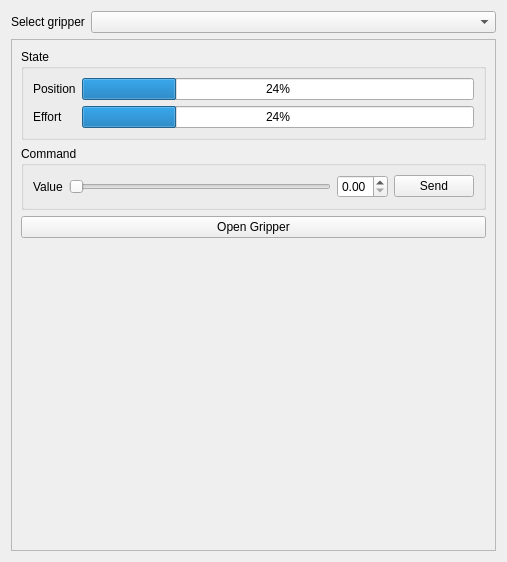
First picture: the form in src/gripper/gripper.ui, repository ADVRHumanoids/robot_monitoring, before the edit.
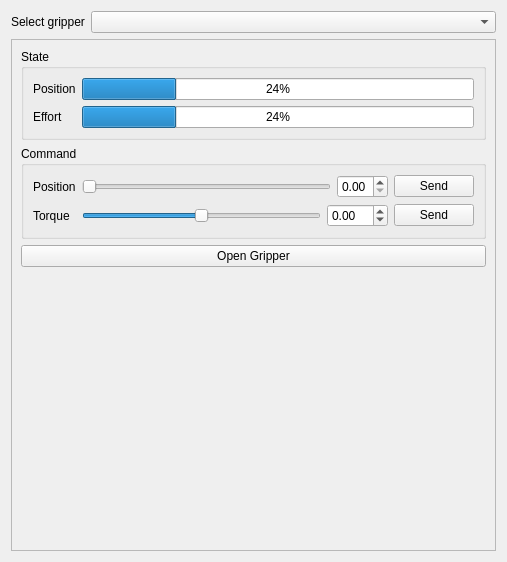
Second picture: the form after the edit.

Commit message: gripper supports torque api

Patch:
```diff
--- a/src/gripper/gripper.ui
+++ b/src/gripper/gripper.ui
@@ -79,14 +79,9 @@
         <property name="title">
          <string>Command</string>
         </property>
-        <layout class="QHBoxLayout" name="horizontalLayout_3">
-         <item>
-          <widget class="QLabel" name="label_3">
-           <property name="text">
-            <string>Value</string>
-           </property>
-          </widget>
-         </item>
+        <layout class="QFormLayout" name="formLayout_2">
+         <item row="0" column="1">
+          <layout class="QHBoxLayout" name="horizontalLayout_2">
          <item>
           <widget class="QSlider" name="cmdSlider">
            <property name="maximum">
@@ -116,6 +111,62 @@
             <string>Send</string>
            </property>
           </widget>
+           </item>
+          </layout>
+         </item>
+         <item row="0" column="0">
+          <widget class="QLabel" name="label_3">
+           <property name="text">
+            <string>Position</string>
+           </property>
+          </widget>
+         </item>
+         <item row="1" column="0">
+          <widget class="QLabel" name="label_5">
+           <property name="text">
+            <string>Torque</string>
+           </property>
+          </widget>
+         </item>
+         <item row="1" column="1">
+          <layout class="QHBoxLayout" name="horizontalLayout_3">
+           <item>
+            <widget class="QSlider" name="torqueSlider">
+             <property name="maximum">
+              <number>1000</number>
+             </property>
+             <property name="singleStep">
+              <number>5</number>
+             </property>
+             <property name="value">
+              <number>500</number>
+             </property>
+             <property name="orientation">
+              <enum>Qt::Horizontal</enum>
+             </property>
+            </widget>
+           </item>
+           <item>
+            <widget class="QDoubleSpinBox" name="torqueSpinBox">
+             <property name="minimum">
+              <double>-10.000000000000000</double>
+             </property>
+             <property name="maximum">
+              <double>10.000000000000000</double>
+             </property>
+             <property name="singleStep">
+              <double>0.050000000000000</double>
+             </property>
+            </widget>
+           </item>
+           <item>
+            <widget class="QPushButton" name="torqueSendBtn">
+             <property name="text">
+              <string>Send</string>
+             </property>
+            </widget>
+           </item>
+          </layout>
          </item>
         </layout>
        </widget>
```
Lines whose indentation alone changed are shown as unchanged. The commit also changes 2 other files.
